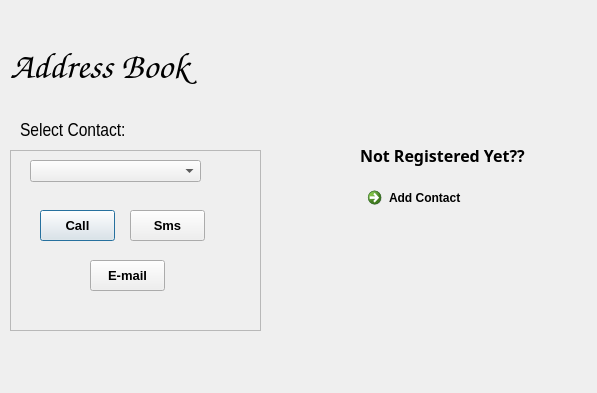
This is project.ui in SumanKanrar-IEM/VIRTUAL-PHONE as Qt 5 draws it before an edit. The edited form follows.
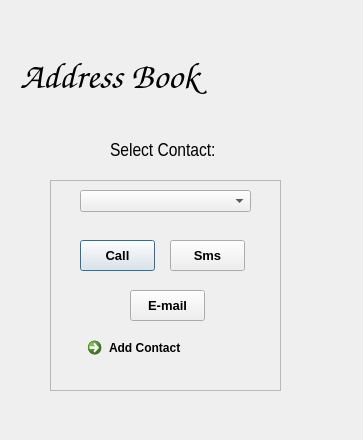
This is the edited form. Icons and pictures are not drawn.

Commit message: Made some changes to the design. Do provide Reviews

Patch:
```diff
--- a/project.ui
+++ b/project.ui
@@ -6,8 +6,8 @@
    <rect>
     <x>0</x>
     <y>0</y>
-    <width>597</width>
-    <height>393</height>
+    <width>363</width>
+    <height>440</height>
    </rect>
   </property>
   <property name="windowTitle">
@@ -23,9 +23,9 @@
   <widget class="QLabel" name="label">
    <property name="geometry">
     <rect>
-     <x>10</x>
-     <y>20</y>
-     <width>271</width>
+     <x>20</x>
+     <y>30</y>
+     <width>341</width>
      <height>91</height>
     </rect>
    </property>
@@ -38,6 +38,9 @@
      <bold>true</bold>
     </font>
    </property>
+   <property name="layoutDirection">
+    <enum>Qt::LeftToRight</enum>
+   </property>
    <property name="text">
     <string>Address Book</string>
    </property>
@@ -45,9 +48,9 @@
   <widget class="QLabel" name="label_2">
    <property name="geometry">
     <rect>
-     <x>20</x>
-     <y>110</y>
-     <width>111</width>
+     <x>110</x>
+     <y>130</y>
+     <width>141</width>
      <height>41</height>
     </rect>
    </property>
@@ -66,10 +69,10 @@
   <widget class="QFrame" name="frame">
    <property name="geometry">
     <rect>
-     <x>10</x>
-     <y>150</y>
-     <width>251</width>
-     <height>181</height>
+     <x>50</x>
+     <y>180</y>
+     <width>231</width>
+     <height>211</height>
     </rect>
    </property>
    <property name="frameShape">
@@ -151,7 +154,7 @@
    <widget class="QComboBox" name="comboBox">
     <property name="geometry">
      <rect>
-      <x>20</x>
+      <x>30</x>
       <y>10</y>
       <width>171</width>
       <height>22</height>
@@ -164,13 +167,12 @@
      <bool>false</bool>
     </property>
    </widget>
-  </widget>
   <widget class="QCommandLinkButton" name="commandLinkButton">
    <property name="geometry">
     <rect>
-     <x>360</x>
-     <y>180</y>
-     <width>185</width>
+      <x>30</x>
+      <y>150</y>
+      <width>161</width>
      <height>41</height>
     </rect>
    </property>
@@ -178,26 +180,6 @@
     <string>Add Contact</string>
    </property>
   </widget>
-  <widget class="QLabel" name="label_3">
-   <property name="geometry">
-    <rect>
-     <x>360</x>
-     <y>120</y>
-     <width>201</width>
-     <height>71</height>
-    </rect>
-   </property>
-   <property name="font">
-    <font>
-     <family>Arial Black</family>
-     <pointsize>12</pointsize>
-     <weight>75</weight>
-     <bold>true</bold>
-    </font>
-   </property>
-   <property name="text">
-    <string>Not Registered Yet??</string>
-   </property>
   </widget>
  </widget>
  <resources/>
```
Lines whose indentation alone changed are shown as unchanged.
